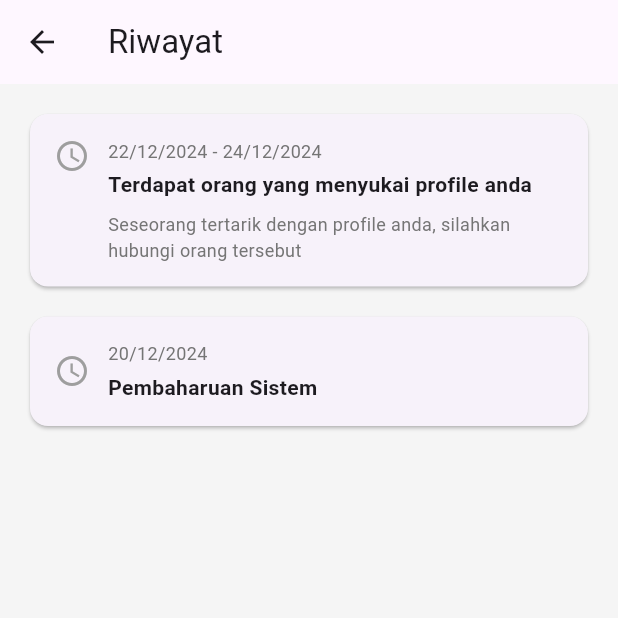
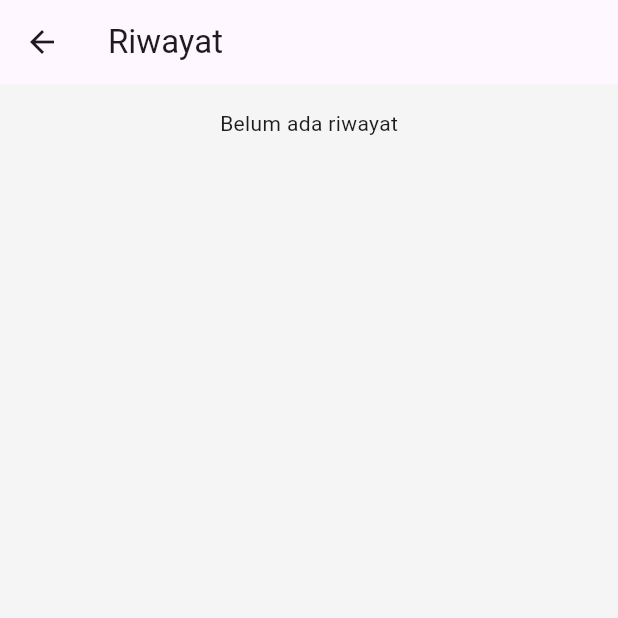
Before and after one commit to Fedro-Richard/Tubes-Pemograman-Mobile, a Flutter app: the RiwayatPage screen opened directly, on a phone screen of 412 x 824 dp, the top half of it. Run offline on Flutter 3.47's test engine with Material 3 defaults, Android fonts, the phone set to English and light mode, and no system bars; our stand-ins replace flutter_map, geolocator, latlong2, shared_preferences; accounts and stored records are empty.

Commit message:
TUBES PABW

```diff
--- a/lib/screens/home/home_page.dart
+++ b/lib/screens/home/home_page.dart
@@ -19,7 +19,7 @@ class _HomePageState extends State<HomePage> {
     RiwayatPage(),
     ProfilePage(),
   ];
-s
+
   @override
   Widget build(BuildContext context) {
     int displayIndex = _selectedIndex;
--- a/lib/screens/riwayat/riwayat_page.dart
+++ b/lib/screens/riwayat/riwayat_page.dart
@@ -1,80 +1,96 @@
 import 'package:flutter/material.dart';
 
-class RiwayatPage extends StatelessWidget {
+import '../../services/history_service.dart';
+
+class RiwayatPage extends StatefulWidget {
   const RiwayatPage({super.key});
 
   @override
-  Widget build(BuildContext context) {
-    return Scaffold(
-      appBar: AppBar(
-        title: Text('Riwayat'),
-        elevation: 0,
-      ),
-      body: ListView(
-        padding: EdgeInsets.all(16),
-        children: [
-          Card(
+  State<RiwayatPage> createState() => _RiwayatPageState();
+}
+
+class _RiwayatPageState extends State<RiwayatPage> {
+  List<Map<String, String>> _transactions = [];
+  List<Map<String, String>> _systemUpdates = [];
+  bool _loading = true;
+
+  @override
+  void initState() {
+    super.initState();
+    _loadAll();
+  }
+
+  Future<void> _loadAll() async {
+    setState(() => _loading = true);
+    final t = await HistoryService.getTransactions();
+    final s = await HistoryService.getSystemUpdates();
+    setState(() {
+      _transactions = t;
+      _systemUpdates = s;
+      _loading = false;
+    });
+  }
+
+  Widget _buildCard(Map<String, String> item) {
+    return Card(
       child: Padding(
-              padding: EdgeInsets.all(16),
+        padding: const EdgeInsets.all(16),
         child: Row(
           crossAxisAlignment: CrossAxisAlignment.start,
           children: [
-                  Icon(Icons.access_time, color: Colors.grey),
-                  SizedBox(width: 12),
+            const Icon(Icons.access_time, color: Colors.grey),
+            const SizedBox(width: 12),
             Expanded(
               child: Column(
                 crossAxisAlignment: CrossAxisAlignment.start,
                 children: [
                   Text(
-                          '22/12/2024 - 24/12/2024',
+                    item['date'] ?? '',
                     style: TextStyle(fontSize: 12, color: Colors.grey[600]),
                   ),
-                        SizedBox(height: 4),
+                  const SizedBox(height: 4),
                   Text(
-                          'Terdapat orang yang menyukai profile anda',
-                          style: TextStyle(fontWeight: FontWeight.bold),
+                    item['title'] ?? '',
+                    style: const TextStyle(fontWeight: FontWeight.bold),
                   ),
-                        SizedBox(height: 8),
+                  if ((item['desc'] ?? '').isNotEmpty) ...[
+                    const SizedBox(height: 8),
                     Text(
-                          'Seseorang tertarik dengan profile anda, silahkan hubungi orang tersebut',
+                      item['desc'] ?? '',
                       style: TextStyle(fontSize: 12, color: Colors.grey[600]),
                     ),
+                  ]
                 ],
               ),
             ),
           ],
         ),
       ),
+    );
+  }
+
+  @override
+  Widget build(BuildContext context) {
+    final combined = [..._transactions, ..._systemUpdates];
+
+    return Scaffold(
+      appBar: AppBar(
+        title: const Text('Riwayat'),
+        elevation: 0,
       ),
-          SizedBox(height: 12),
-          Card(
-            child: Padding(
-              padding: EdgeInsets.all(16),
-              child: Row(
-                children: [
-                  Icon(Icons.access_time, color: Colors.grey),
-                  SizedBox(width: 12),
-                  Expanded(
-                    child: Column(
-                      crossAxisAlignment: CrossAxisAlignment.start,
-                      children: [
-                        Text(
-                          '20/12/2024',
-                          style: TextStyle(fontSize: 12, color: Colors.grey[600]),
+      body: RefreshIndicator(
+        onRefresh: _loadAll,
+        child: _loading
+            ? ListView(children: const [SizedBox(height: 200, child: Center(child: CircularProgressIndicator()))])
+            : combined.isEmpty
+                ? ListView(
+                    padding: const EdgeInsets.all(16),
+                    children: const [Center(child: Text('Belum ada riwayat'))],
+                  )
+                : ListView(
+                    padding: const EdgeInsets.all(16),
+                    children: combined.map(_buildCard).toList(),
                   ),
-                        SizedBox(height: 4),
-                        Text(
-                          'Pembaharuan Sistem',
-                          style: TextStyle(fontWeight: FontWeight.bold),
-                        ),
-                      ],
-                    ),
-                  ),
-                ],
-              ),
-            ),
-          ),
-        ],
       ),
     );
   }
--- /dev/null
+++ b/lib/services/history_service.dart
@@ -0,0 +1,59 @@
+import 'dart:convert';
+import 'package:shared_preferences/shared_preferences.dart';
+
+class HistoryService {
+  static const String _txKey = 'history_transactions';
+  static const String _sysKey = 'history_system_updates';
+
+  static String _formatAmount(int amount) {
+    final s = amount.toString();
+    final buffer = StringBuffer();
+    int count = 0;
+    for (int i = s.length - 1; i >= 0; i--) {
+      buffer.write(s[i]);
+      count++;
+      if (count % 3 == 0 && i != 0) buffer.write('.');
+    }
+    return 'Rp ' + buffer.toString().split('').reversed.join('');
+  }
+
+  static Future<void> addTransaction({required String name, required int amount, required String date}) async {
+    final prefs = await SharedPreferences.getInstance();
+    final current = await getTransactions();
+    final entry = {
+      'date': date,
+      'title': 'Pembayaran - $name',
+      'desc': 'Pembayaran berhasil untuk $name (${_formatAmount(amount)})'
+    };
+    final updated = [entry, ...current];
+    await prefs.setString(_txKey, jsonEncode(updated));
+  }
+
+  static Future<List<Map<String, String>>> getTransactions() async {
+    final prefs = await SharedPreferences.getInstance();
+    final s = prefs.getString(_txKey);
+    if (s == null) return [];
+    final List<dynamic> data = jsonDecode(s);
+    return data.map((e) => Map<String, String>.from(e)).toList();
+  }
+
+  static Future<void> addSystemUpdate({required String date, required String title, required String desc}) async {
+    final prefs = await SharedPreferences.getInstance();
+    final current = await getSystemUpdates();
+    final entry = {
+      'date': date,
+      'title': title,
+      'desc': desc,
+    };
+    final updated = [entry, ...current];
+    await prefs.setString(_sysKey, jsonEncode(updated));
+  }
+
+  static Future<List<Map<String, String>>> getSystemUpdates() async {
+    final prefs = await SharedPreferences.getInstance();
+    final s = prefs.getString(_sysKey);
+    if (s == null) return [];
+    final List<dynamic> data = jsonDecode(s);
+    return data.map((e) => Map<String, String>.from(e)).toList();
+  }
+}
--- a/pubspec.yaml
+++ b/pubspec.yaml
@@ -35,6 +35,7 @@ dependencies:
   latlong2: ^0.9.1
   geolocator: ^10.0.0
   cupertino_icons: ^1.0.8
+  shared_preferences: ^2.1.0
 
 dev_dependencies:
   flutter_test:
```
Also changed, not shown: lib/screens/katalog/katalog_detail_page.dart (+27 -1 lines), lib/screens/payment/payment_page.dart (added, +166 -0 lines), lib/services/payment_service.dart (added, +21 -0 lines), pubspec.lock, 1 other file. Lines whose indentation alone changed are shown as unchanged.
